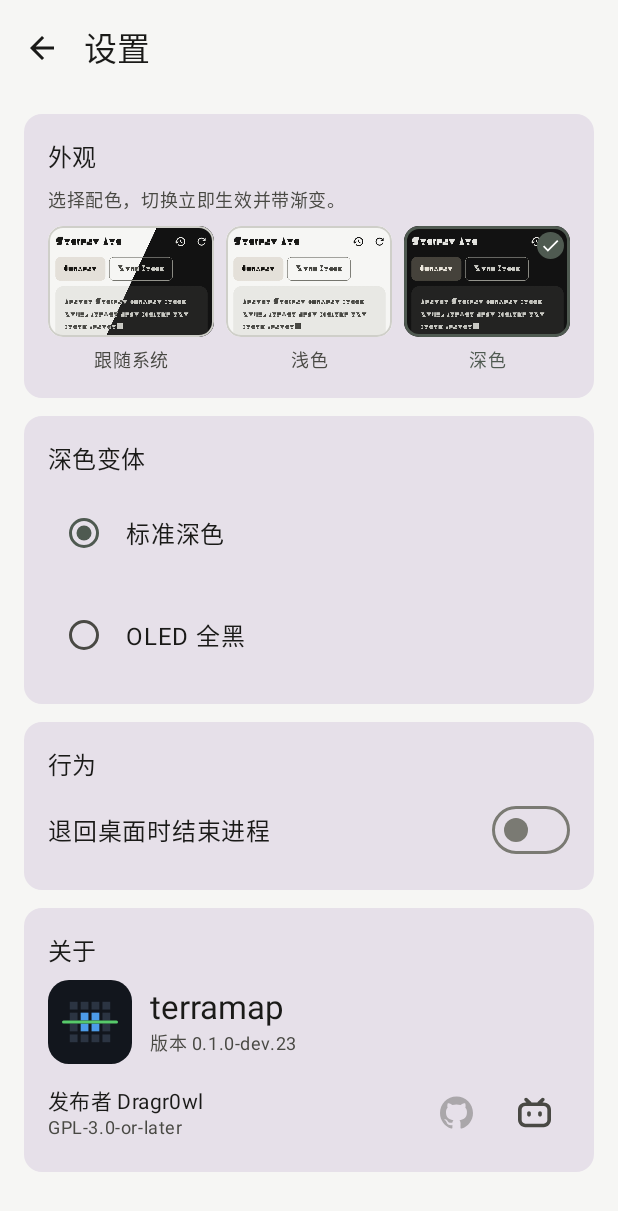
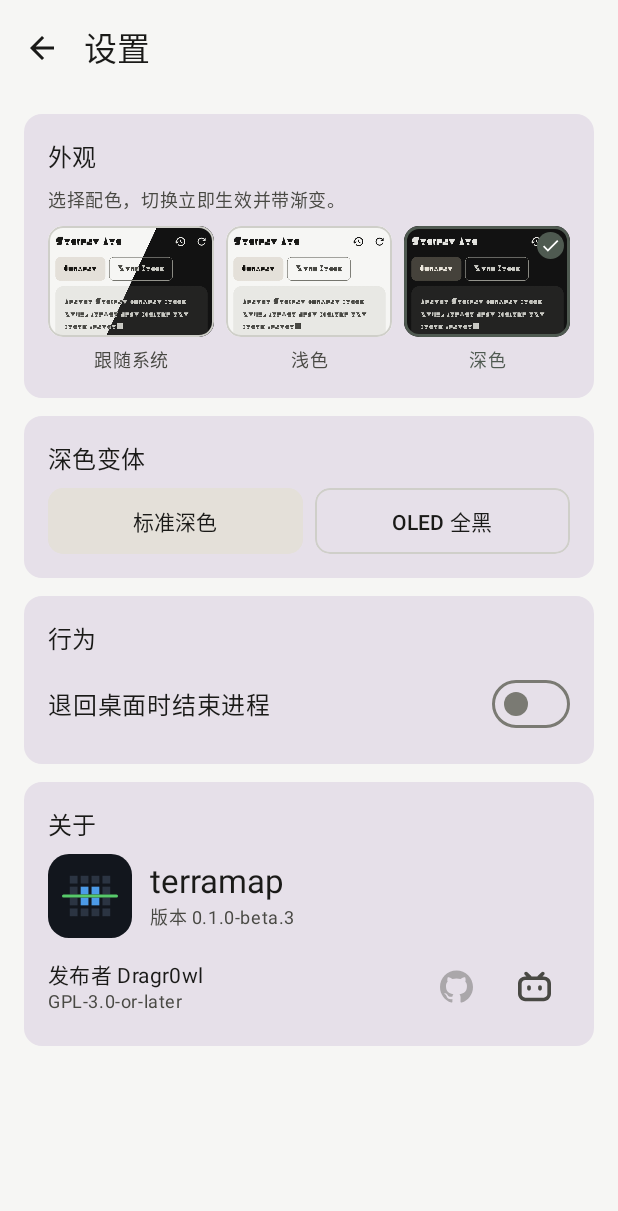
Before and after one commit to Dragrowl/TerraXaleid, an Android app built with Jetpack Compose: the composable SettingsScreen shown on its own in the app's theme, after a tap on "深色", on a phone screen of 412 x 824 dp. Shown: the top 1211 px of the screen. Run offline under Robolectric (Android 15) with nearby library versions, the phone set to English and light mode, and no system bars; 19 statements that could not run were skipped; 2 other taps on this screen came first.

Commit message:
feat(android): 0.1.0-beta.3 - variant tabs, menu icons, 450ms theme fade with synced bars

```diff
--- a/android/app/build.gradle.kts
+++ b/android/app/build.gradle.kts
@@ -22,8 +22,8 @@ android {
         applicationId = "io.terramap.android"
         minSdk = 24
         targetSdk = 34
-        versionCode = 26
-        versionName = "0.1.0-dev.23"
+        versionCode = 27
+        versionName = "0.1.0-beta.3"
     }
 
     buildFeatures {
--- a/android/app/src/main/kotlin/io/terramap/android/ui/Motion.kt
+++ b/android/app/src/main/kotlin/io/terramap/android/ui/Motion.kt
@@ -1,6 +1,10 @@
 // SPDX-License-Identifier: GPL-3.0-or-later
 
+@file:OptIn(androidx.compose.material3.ExperimentalMaterial3Api::class)
+
 package io.terramap.android.ui
+
+import androidx.compose.foundation.background
 
 import androidx.compose.animation.core.CubicBezierEasing
 
@@ -13,5 +17,28 @@ import androidx.compose.animation.core.CubicBezierEasing
  */
 internal const val StageTransitionMs = 300
 
+/** Colour changes get more time than a page change: the whole surface has to read as one move. */
+internal const val ThemeTransitionMs = 450
+
 internal val EmphasizedDecelerate = CubicBezierEasing(0.05f, 0.7f, 0.1f, 1f)
 internal val EmphasizedAccelerate = CubicBezierEasing(0.3f, 0f, 0.8f, 0.15f)
+
+
+/**
+ * Explicit colours for every app bar: the default would resolve `surface` once and then sit still while
+ * the rest of the surface animates, which made the bar look like it lagged behind a theme switch.
+ */
+@androidx.compose.runtime.Composable
+internal fun terramapTopBarColors() = androidx.compose.material3.TopAppBarDefaults.topAppBarColors(
+    // Transparent on purpose: Material3's TopAppBar paints its container from a value resolved before
+    // the scheme animation ticks, so it snapped at the end of a switch while the page faded. The bar
+    // now sits on `Modifier.background(surface)` (see [terramapTopBarBackground]) which re-reads the
+    // animated scheme every frame.
+    containerColor = androidx.compose.ui.graphics.Color.Transparent,
+    scrolledContainerColor = androidx.compose.ui.graphics.Color.Transparent,
+)
+
+/** Animating backdrop for an app bar; pair it with [terramapTopBarColors]. */
+@androidx.compose.runtime.Composable
+internal fun terramapTopBarBackground(): androidx.compose.ui.Modifier =
+    androidx.compose.ui.Modifier.background(androidx.compose.material3.MaterialTheme.colorScheme.surface)
--- a/android/app/src/main/kotlin/io/terramap/android/ui/RestoreScreen.kt
+++ b/android/app/src/main/kotlin/io/terramap/android/ui/RestoreScreen.kt
@@ -82,8 +82,10 @@ fun RestoreScreen(
     val deleteMapEnabled = busy == null && selected.isNotEmpty()
 
     Scaffold(
+        containerColor = MaterialTheme.colorScheme.background,
         topBar = {
-            TopAppBar(
+            TopAppBar(colors = terramapTopBarColors(),
+                modifier = terramapTopBarBackground(),
                 title = { Text(stringResource(R.string.restore_title)) },
                 navigationIcon = {
                     IconButton(onClick = onBack) {
--- a/android/app/src/main/kotlin/io/terramap/android/ui/SettingsScreen.kt
+++ b/android/app/src/main/kotlin/io/terramap/android/ui/SettingsScreen.kt
@@ -17,6 +17,9 @@ import androidx.compose.foundation.layout.Row
 import androidx.compose.foundation.layout.Spacer
 import androidx.compose.foundation.layout.aspectRatio
 import androidx.compose.foundation.layout.fillMaxSize
+import androidx.compose.ui.graphics.Color
+import androidx.compose.material3.CardDefaults
+import androidx.compose.foundation.layout.height
 import androidx.compose.foundation.layout.fillMaxWidth
 import androidx.compose.foundation.layout.padding
 import androidx.compose.foundation.layout.size
@@ -74,8 +77,10 @@ internal fun SettingsScreen(onBack: () -> Unit) {
     val scope = rememberCoroutineScope()
     val linkFailed = stringResource(R.string.about_link_failed)
     Scaffold(
+        containerColor = MaterialTheme.colorScheme.background,
         topBar = {
-            TopAppBar(
+            TopAppBar(colors = terramapTopBarColors(),
+                modifier = terramapTopBarBackground(),
                 title = { Text(stringResource(R.string.settings_title)) },
                 navigationIcon = {
                     IconButton(onClick = onBack) {
@@ -135,16 +140,21 @@ internal fun SettingsScreen(onBack: () -> Unit) {
                     title = stringResource(R.string.dark_variant_title),
                     subtitle = null,
                 ) {
-                    DarkVariantRow(
-                        title = stringResource(R.string.dark_variant_standard),
+                    // Two tabs on one row: the choice is binary, so a stacked radio list wastes height.
+                    Row(horizontalArrangement = Arrangement.spacedBy(8.dp)) {
+                        VariantTab(
+                            modifier = Modifier.weight(1f),
+                            label = stringResource(R.string.dark_variant_standard),
                             selected = config.darkVariant == DarkVariant.Standard,
                             onClick = { ThemeController.setDarkVariant(DarkVariant.Standard) },
                         )
-                    DarkVariantRow(
-                        title = stringResource(R.string.dark_variant_oled),
+                        VariantTab(
+                            modifier = Modifier.weight(1f),
+                            label = stringResource(R.string.dark_variant_oled),
                             selected = config.darkVariant == DarkVariant.Oled,
                             onClick = { ThemeController.setDarkVariant(DarkVariant.Oled) },
                         )
+                    }
                 }
             }
 
@@ -243,21 +253,28 @@ private fun ThemeOption(
 }
 
 @Composable
-private fun DarkVariantRow(
-    title: String,
+private fun VariantTab(
+    modifier: Modifier,
+    label: String,
     selected: Boolean,
     onClick: () -> Unit,
 ) {
-    Row(
-        modifier = Modifier
-            .fillMaxWidth()
-            .clickable(onClick = onClick)
-            .padding(vertical = 6.dp),
-        verticalAlignment = Alignment.CenterVertically,
+    val scheme = MaterialTheme.colorScheme
+    val shape = RoundedCornerShape(10.dp)
+    Box(
+        modifier = modifier
+            .height(44.dp)
+            .clip(shape)
+            .background(if (selected) scheme.secondaryContainer else Color.Transparent)
+            .border(
+                width = 1.dp,
+                color = if (selected) Color.Transparent else scheme.outlineVariant,
+                shape = shape,
+            )
+            .clickable(onClick = onClick),
+        contentAlignment = Alignment.Center,
     ) {
-        RadioButton(selected = selected, onClick = onClick)
-        Spacer(Modifier.size(4.dp))
-        Text(text = title, style = MaterialTheme.typography.bodyLarge)
+        Text(text = label, style = MaterialTheme.typography.labelLarge)
     }
 }
 
--- a/android/app/src/main/kotlin/io/terramap/android/ui/Theme.kt
+++ b/android/app/src/main/kotlin/io/terramap/android/ui/Theme.kt
@@ -71,7 +71,11 @@ private val DarkScheme = darkColorScheme(
     outlineVariant = Color(0xFF3A3A38),
 )
 
-/** Same palette, but every base surface is pure black so an OLED panel actually switches pixels off. */
+/**
+ * Same palette, but the page background is pure black so an OLED panel switches those pixels off.
+ * Cards keep a slightly lifted fill (#0B0B0B): a fully black card on a fully black page loses its
+ * edge, and the point of the variant is the background, not a uniformly black sheet.
+ */
 private val OledDarkScheme = DarkScheme.copy(
     background = Color.Black,
     surface = Color.Black,
@@ -101,7 +105,7 @@ private fun schemeFor(mode: ThemeMode, darkVariant: DarkVariant, systemDark: Boo
  */
 @Composable
 private fun animatedScheme(target: ColorScheme): ColorScheme {
-    val spec = tween<Color>(StageTransitionMs, easing = EmphasizedDecelerate)
+    val spec = tween<Color>(ThemeTransitionMs, easing = EmphasizedDecelerate)
     return target.copy(
         primary = animateColorAsState(target.primary, spec, label = "primary").value,
         onPrimary = animateColorAsState(target.onPrimary, spec, label = "onPrimary").value,
@@ -138,6 +142,7 @@ fun TerramapTheme(
 ) {
     // isSystemInDarkTheme() is state, so the composition already re-runs when the system flips.
     val systemDark = isSystemInDarkTheme()
-    val scheme = animatedScheme(schemeFor(mode, darkVariant, systemDark))
+    val target = schemeFor(mode, darkVariant, systemDark)
+    val scheme = animatedScheme(target)
     MaterialTheme(colorScheme = scheme, content = content)
 }
```
Also changed, not shown: android/app/src/main/kotlin/io/terramap/android/MainActivity.kt (+19 -0 lines), android/app/src/main/kotlin/io/terramap/android/ui/AppRoot.kt (+19 -3 lines), 3 other files. Lines whose indentation alone changed are shown as unchanged.
